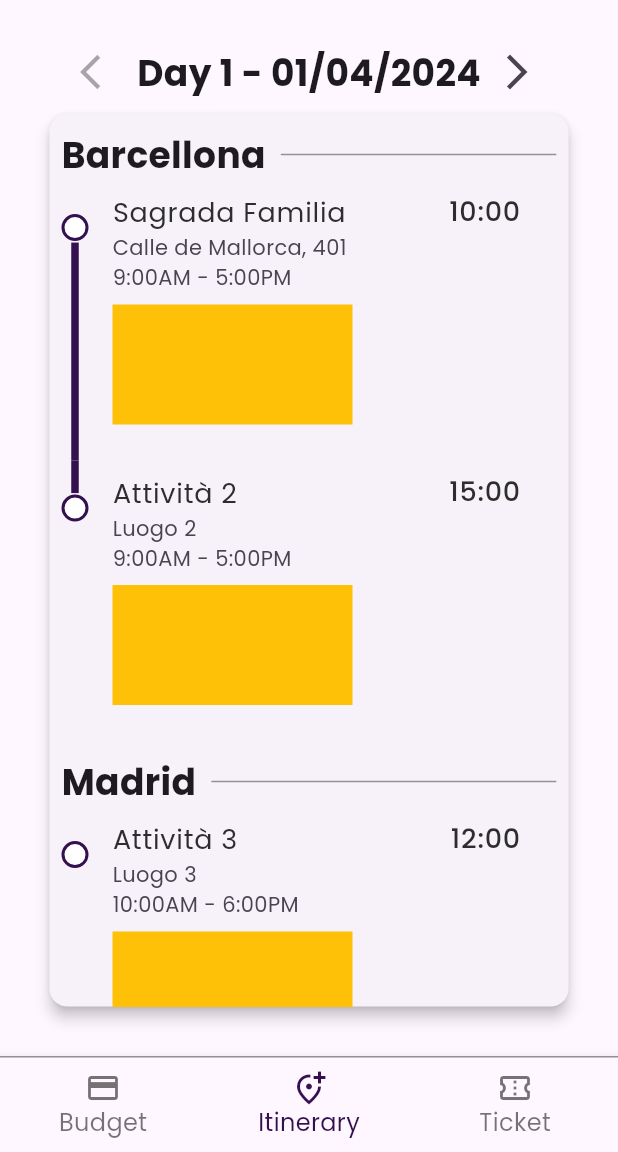
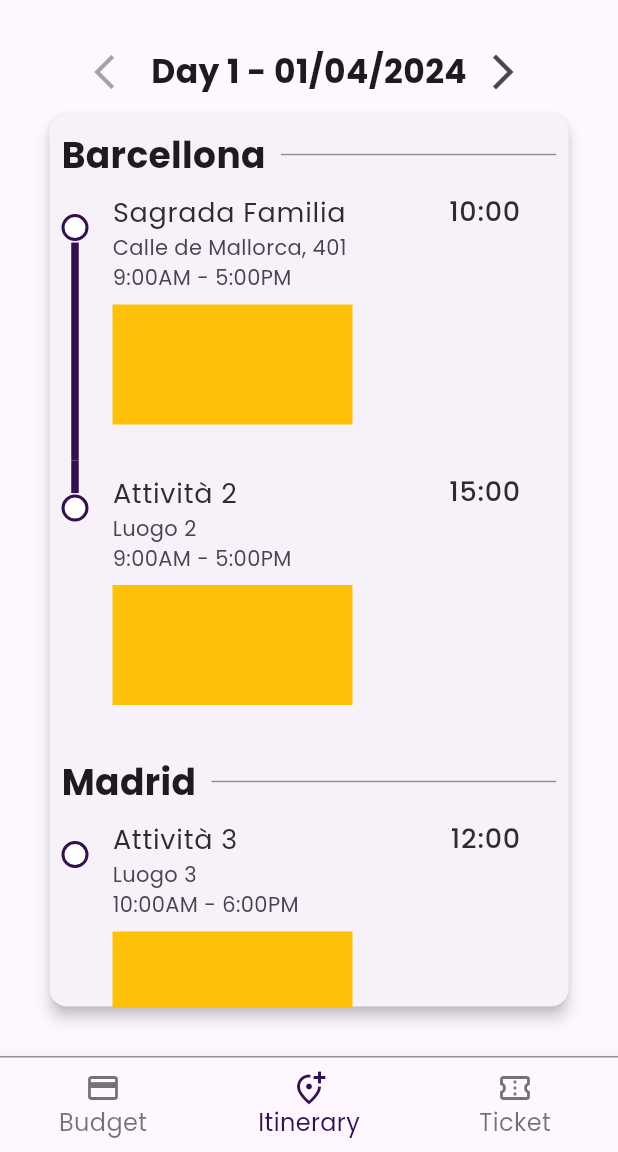
Before and after one commit to Faarab/FlutterGroupApp, a Flutter app: the ItineraryScreen screen opened directly, on a phone screen of 412 x 824 dp, the part 84-1236 px from its top. Run offline on Flutter 3.47's test engine with Material 3 defaults, Android fonts, the phone set to English and light mode, and no system bars; drawn by our look-alikes of timeline_tile; our stand-ins replace calendar_date_picker2, google_fonts; network calls fail.

Commit message:
fix font text

```diff
--- a/lib/widgets/change_day_itinerary.dart
+++ b/lib/widgets/change_day_itinerary.dart
@@ -38,7 +38,7 @@ class _ChangeDayItineraryState extends State<ChangeDayItinerary> {
           icon: Icon(Icons.arrow_back_ios, size: 28),
           color: widget.canGoBackward ? null : Colors.grey.withOpacity(0.5), // Imposta il colore grigio se non è possibile tornare indietro
         ),
-        Text("Day ${widget.dayIndex + 1} - ${widget.day.formatDate()}", style: TextStyle(fontSize: 24,fontWeight: FontWeight.bold),),
+        Text("Day ${widget.dayIndex + 1} - ${widget.day.formatDate()}", style: TextStyle(fontSize: 22,fontWeight: FontWeight.bold),),
         IconButton(
           onPressed: widget.canGoForward ? widget.onForward : null, // Imposta null se non è possibile andare avanti
           icon: Icon(Icons.arrow_forward_ios, size: 28),
```
